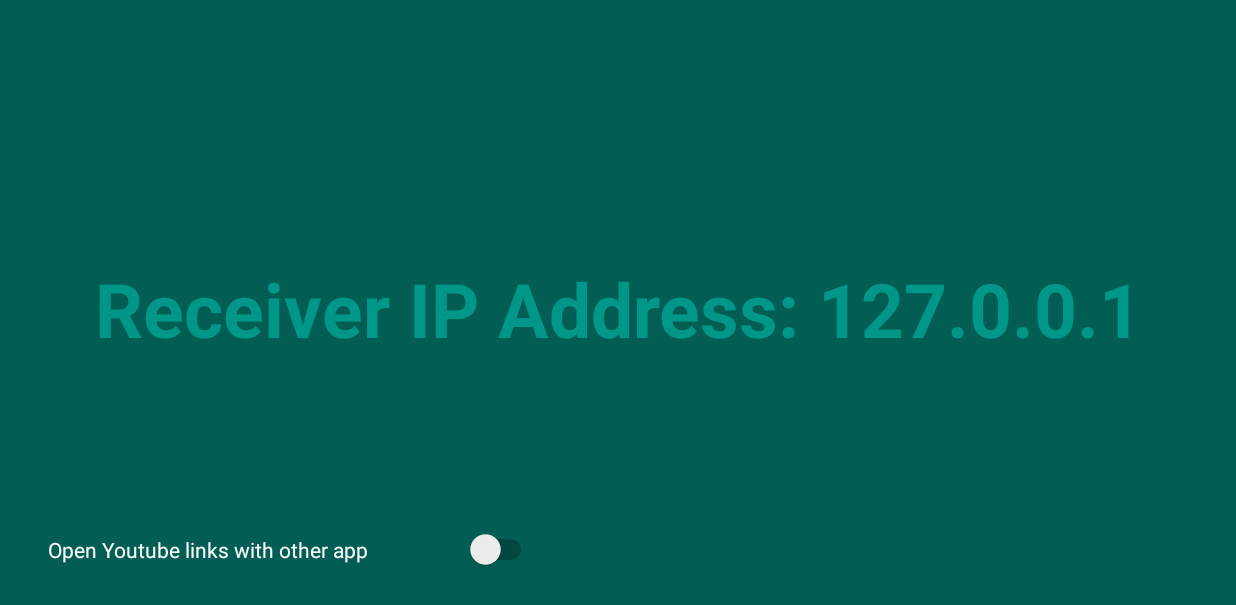
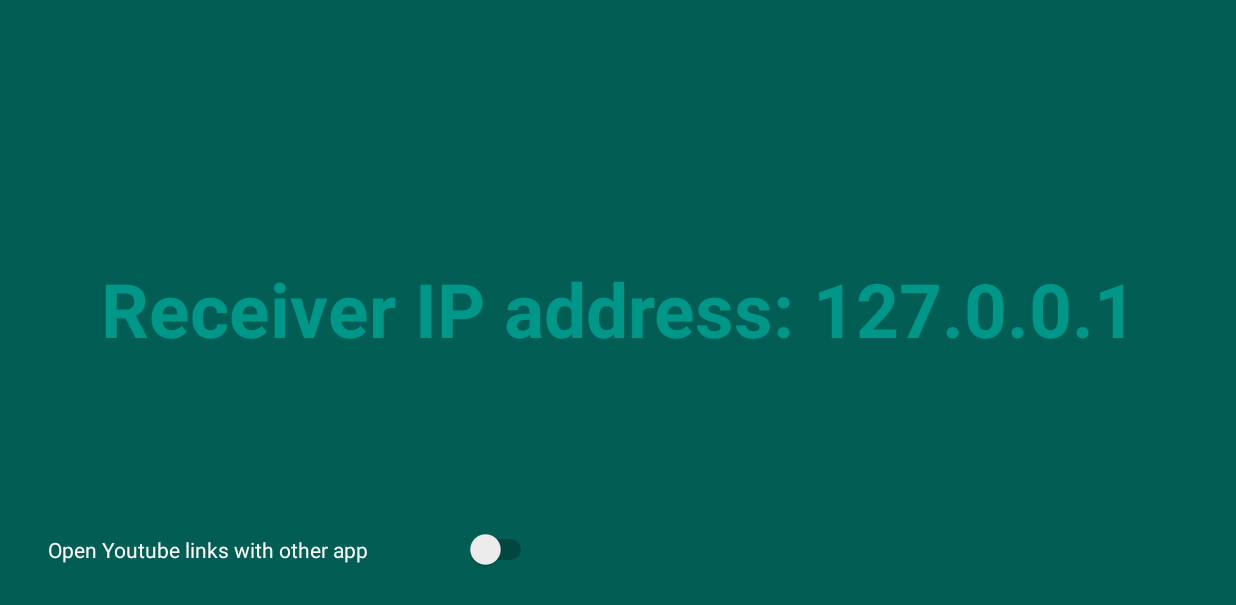
Before and after one commit to albi-art/LinkReceiver, an Android app: the screen it shows after launch (MainActivity), on a phone screen of 824 x 412 dp (held sideways). Shown: the top 605 px of the screen. Run offline under Robolectric (Android 15) with nearby library versions, the phone set to English and light mode, and no system bars; network calls fail.

Commit message:
edit text

```diff
--- a/app/src/main/java/my/firstApp/linkReceiver/MainActivity.java
+++ b/app/src/main/java/my/firstApp/linkReceiver/MainActivity.java
@@ -101,7 +101,7 @@ public class MainActivity extends FullscreenActivity {
             ipAddress = "unknown";
             System.out.println(exception.getMessage());
         } finally {
-            textView.setText("Receiver IP Address: " + ipAddress);
+            textView.setText("Receiver IP address: " + ipAddress);
         }
     }
 }
```
